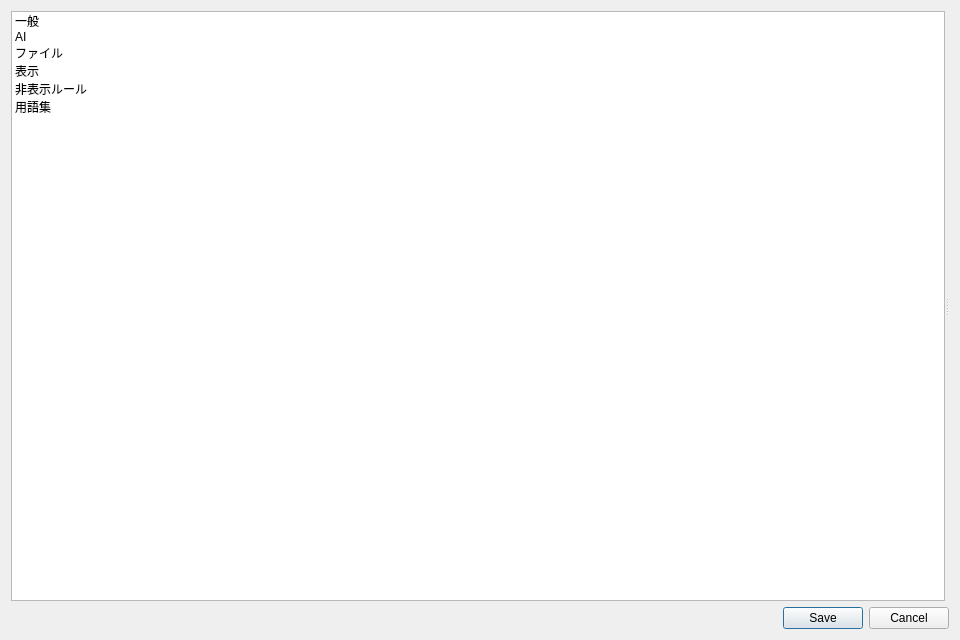
The window that ui/dialogs/settings/SettingsDialog.ui (Ikumyon/AutoLingua2) describes before a commit, drawn with Qt 5.
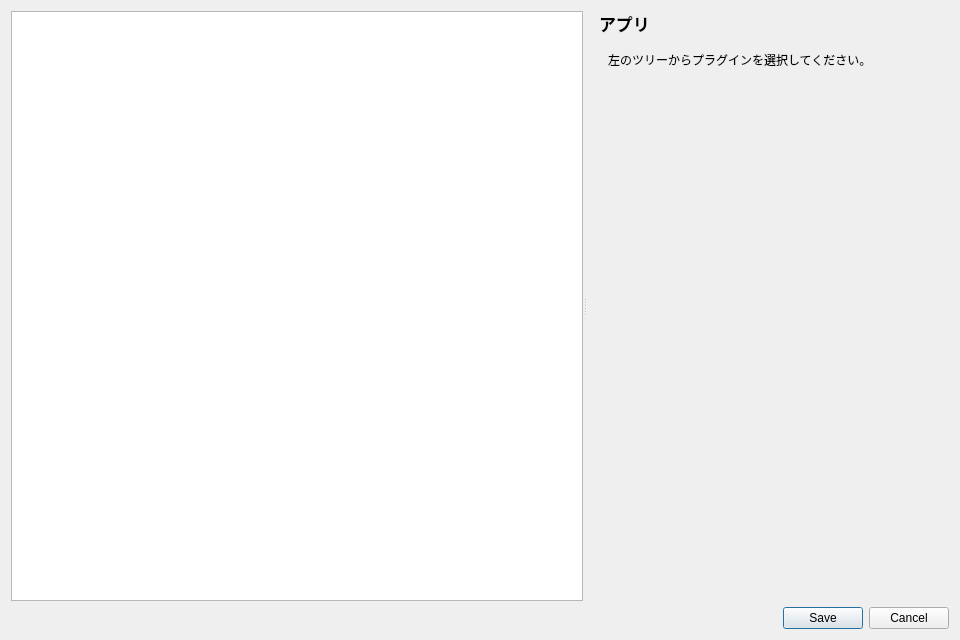
The same window after the commit. The open tabs and pages were chosen to show the change.

Commit message: feat(ui): 設定ダイアログのページ分割・AIチャットドックおよびプラグイン周りのUI改修

Diff of the .ui file:
```diff
--- a/ui/dialogs/settings/SettingsDialog.ui
+++ b/ui/dialogs/settings/SettingsDialog.ui
@@ -19,44 +19,35 @@
      <property name="orientation">
       <enum>Qt::Orientation::Horizontal</enum>
      </property>
-     <widget class="QListWidget" name="listCategories">
+     <widget class="QTreeWidget" name="treeCategories">
       <property name="minimumSize">
        <size>
-        <width>160</width>
+        <width>230</width>
         <height>0</height>
        </size>
       </property>
-      <item>
-       <property name="text">
-        <string>一般</string>
-       </property>
-      </item>
-      <item>
-       <property name="text">
-        <string>AI</string>
-       </property>
-      </item>
-      <item>
-       <property name="text">
-        <string>ファイル</string>
-       </property>
-      </item>
-      <item>
-       <property name="text">
-        <string>表示</string>
-       </property>
-      </item>
-      <item>
-       <property name="text">
-        <string>非表示ルール</string>
-       </property>
-      </item>
-      <item>
-       <property name="text">
-        <string>用語集</string>
-       </property>
-      </item>
+      <property name="headerHidden"><bool>true</bool></property>
+      <property name="styleSheet">
+       <string notr="true">QTreeWidget#treeCategories { font-size: 14px; }
+QTreeWidget#treeCategories::item { height: 36px; }</string>
+      </property>
+      <property name="editTriggers"><set>QAbstractItemView::NoEditTriggers</set></property>
+      <property name="selectionMode"><enum>QAbstractItemView::SingleSelection</enum></property>
+      <column><property name="text"><string>設定項目</string></property></column>
      </widget>
+     <widget class="QWidget" name="widgetSettingsContent">
+      <layout class="QVBoxLayout" name="layoutSettingsContent">
+       <property name="leftMargin"><number>12</number></property>
+       <property name="topMargin"><number>0</number></property>
+       <property name="rightMargin"><number>0</number></property>
+       <property name="bottomMargin"><number>0</number></property>
+       <item>
+        <widget class="QLabel" name="labelCategoryTitle">
+         <property name="font"><font><pointsize>13</pointsize><bold>true</bold></font></property>
+         <property name="text"><string>アプリ</string></property>
+        </widget>
+       </item>
+       <item>
      <widget class="QStackedWidget" name="stackSettings">
       <property name="currentIndex">
        <number>0</number>
@@ -157,6 +148,45 @@
         </property>
        </layout>
       </widget>
+      <widget class="QWidget" name="pageInput">
+       <layout class="QVBoxLayout" name="layoutPageInput">
+        <property name="leftMargin"><number>0</number></property>
+        <property name="topMargin"><number>0</number></property>
+        <property name="rightMargin"><number>0</number></property>
+        <property name="bottomMargin"><number>0</number></property>
+       </layout>
+      </widget>
+      <widget class="QWidget" name="pageTranslation">
+       <layout class="QVBoxLayout" name="layoutPageTranslation">
+        <property name="leftMargin"><number>0</number></property>
+        <property name="topMargin"><number>0</number></property>
+        <property name="rightMargin"><number>0</number></property>
+        <property name="bottomMargin"><number>0</number></property>
+       </layout>
+      </widget>
+      <widget class="QWidget" name="pageSourceWatch">
+       <layout class="QVBoxLayout" name="layoutPageSourceWatch">
+        <property name="leftMargin"><number>0</number></property>
+        <property name="topMargin"><number>0</number></property>
+        <property name="rightMargin"><number>0</number></property>
+        <property name="bottomMargin"><number>0</number></property>
+       </layout>
+      </widget>
+      <widget class="QWidget" name="pagePlugins">
+       <layout class="QVBoxLayout" name="layoutPagePlugins">
+        <item><widget class="QLabel" name="labelPluginSettingsHelp">
+         <property name="text"><string>左のツリーからプラグインを選択してください。</string></property>
+         <property name="wordWrap"><bool>true</bool></property>
+        </widget></item>
+        <item><spacer name="spacerPluginsBottom">
+         <property name="orientation"><enum>Qt::Vertical</enum></property>
+         <property name="sizeHint" stdset="0"><size><width>20</width><height>20</height></size></property>
+        </spacer></item>
+       </layout>
+      </widget>
+     </widget>
+       </item>
+      </layout>
      </widget>
     </widget>
    </item>
```
The commit also changes 24 other files.
